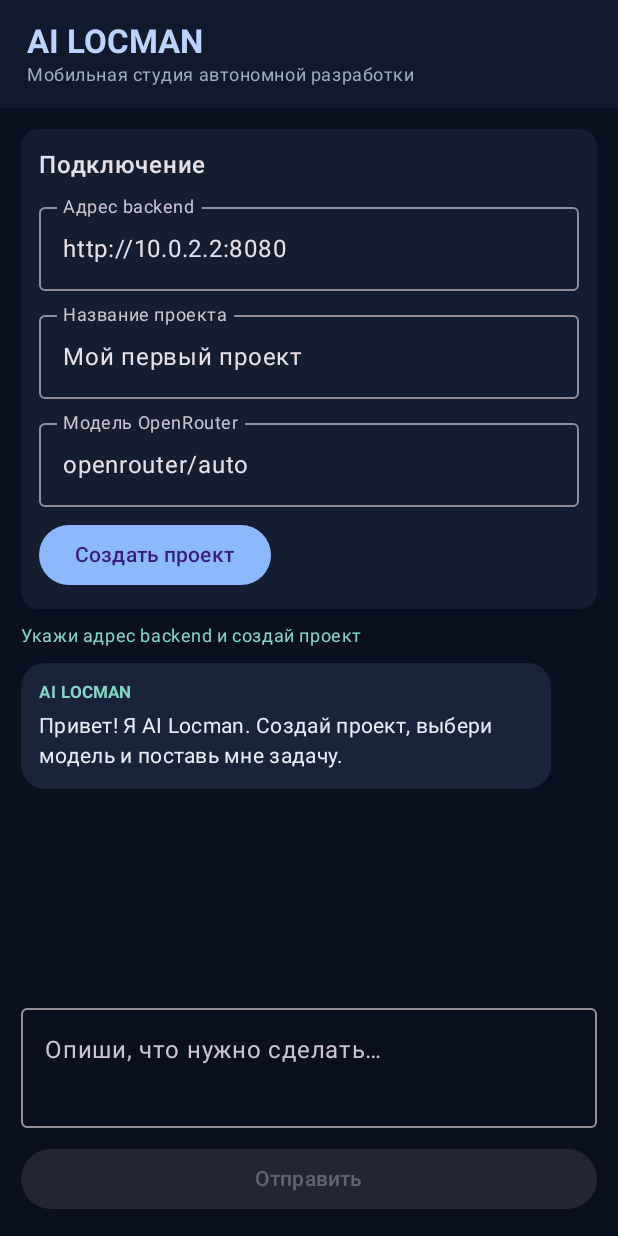
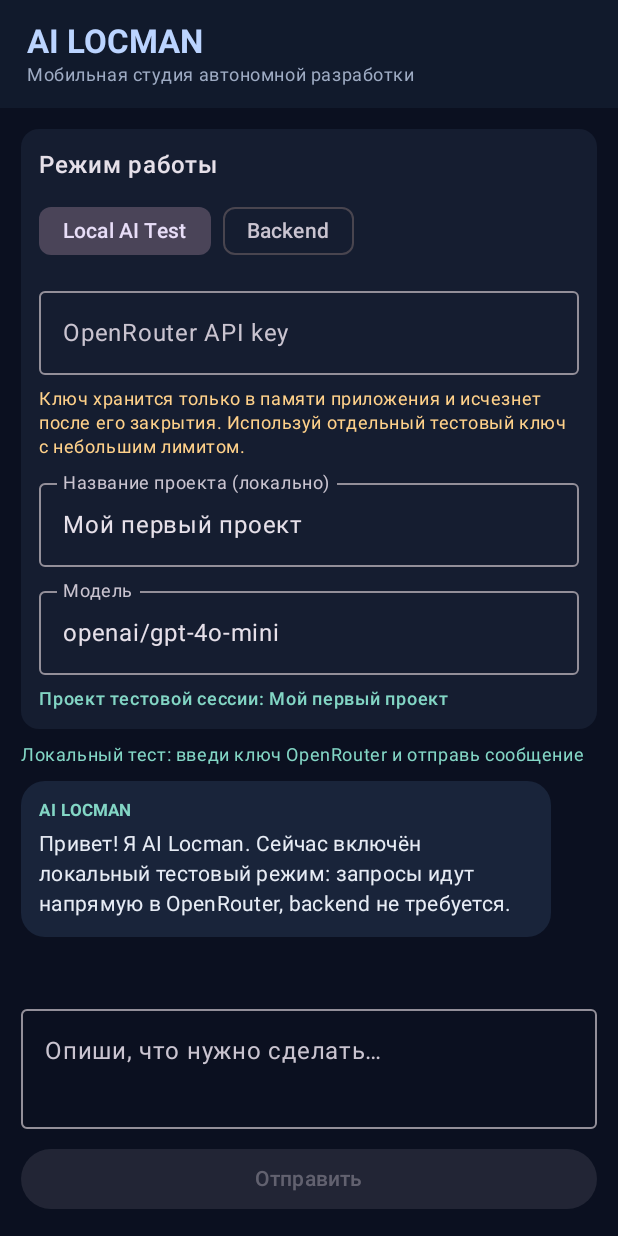
Before and after one commit to atomicpel/ai-locman, an Android app built with Jetpack Compose: the screen it shows after launch (MainActivity), on a phone screen of 412 x 824 dp. Run offline under Robolectric (Android 15) with nearby library versions, the phone set to English and light mode, and no system bars.

Commit message:
Add local OpenRouter test mode to Android app

```diff
--- a/android/app/src/main/java/cloud/atomicpel/ailocman/MainActivity.kt
+++ b/android/app/src/main/java/cloud/atomicpel/ailocman/MainActivity.kt
@@ -14,10 +14,12 @@ import androidx.compose.ui.Alignment
 import androidx.compose.ui.Modifier
 import androidx.compose.ui.graphics.Color
 import androidx.compose.ui.text.font.FontWeight
+import androidx.compose.ui.text.input.PasswordVisualTransformation
 import androidx.compose.ui.unit.dp
 import kotlinx.coroutines.Dispatchers
 import kotlinx.coroutines.launch
 import kotlinx.coroutines.withContext
+import org.json.JSONArray
 import org.json.JSONObject
 import java.net.HttpURLConnection
 import java.net.URL
@@ -44,14 +46,15 @@ class MainActivity : ComponentActivity() {
 
 @Composable
 private fun LocmanHome(initialServer: String, onSaveServer: (String) -> Unit) {
+    var localMode by remember { mutableStateOf(true) }
     var server by remember { mutableStateOf(initialServer) }
     var projectName by remember { mutableStateOf("Мой первый проект") }
-    var projectId by remember { mutableStateOf("") }
-    var model by remember { mutableStateOf("openrouter/auto") }
+    var model by remember { mutableStateOf("openai/gpt-4o-mini") }
+    var apiKey by remember { mutableStateOf("") }
     var prompt by remember { mutableStateOf("") }
     var busy by remember { mutableStateOf(false) }
-    var status by remember { mutableStateOf("Укажи адрес backend и создай проект") }
-    val lines = remember { mutableStateListOf(ChatLine("assistant", "Привет! Я AI Locman. Создай проект, выбери модель и поставь мне задачу.")) }
+    var status by remember { mutableStateOf("Локальный тест: введи ключ OpenRouter и отправь сообщение") }
+    val lines = remember { mutableStateListOf(ChatLine("assistant", "Привет! Я AI Locman. Сейчас включён локальный тестовый режим: запросы идут напрямую в OpenRouter, backend не требуется.")) }
     val scope = rememberCoroutineScope()
 
     fun runRequest(block: suspend () -> Unit) {
@@ -72,25 +75,34 @@ private fun LocmanHome(initialServer: String, onSaveServer: (String) -> Unit) {
             }
         }
     ) { padding ->
-        Column(Modifier.fillMaxSize().padding(padding).padding(14.dp), verticalArrangement = Arrangement.spacedBy(10.dp)) {
+        Column(Modifier.fillMaxSize().padding(padding).padding(14.dp), verticalArrangement = Arrangement.spacedBy(9.dp)) {
             Card(colors = CardDefaults.cardColors(containerColor = MaterialTheme.colorScheme.surface)) {
                 Column(Modifier.padding(12.dp), verticalArrangement = Arrangement.spacedBy(8.dp)) {
-                    Text("Подключение", fontWeight = FontWeight.SemiBold)
-                    OutlinedTextField(value = server, onValueChange = { server = it }, modifier = Modifier.fillMaxWidth(), singleLine = true, label = { Text("Адрес backend") })
-                    OutlinedTextField(value = projectName, onValueChange = { projectName = it }, modifier = Modifier.fillMaxWidth(), singleLine = true, label = { Text("Название проекта") })
-                    OutlinedTextField(value = model, onValueChange = { model = it }, modifier = Modifier.fillMaxWidth(), singleLine = true, label = { Text("Модель OpenRouter") })
-                    Row(horizontalArrangement = Arrangement.spacedBy(8.dp), verticalAlignment = Alignment.CenterVertically) {
+                    Text("Режим работы", fontWeight = FontWeight.SemiBold)
+                    Row(horizontalArrangement = Arrangement.spacedBy(8.dp)) {
+                        FilterChip(selected = localMode, onClick = { localMode = true; status = "Локальный тест: backend не требуется" }, label = { Text("Local AI Test") })
+                        FilterChip(selected = !localMode, onClick = { localMode = false; status = "Backend mode: укажи адрес сервера" }, label = { Text("Backend") })
+                    }
+                    if (localMode) {
+                        OutlinedTextField(value = apiKey, onValueChange = { apiKey = it.trim() }, modifier = Modifier.fillMaxWidth(), singleLine = true, label = { Text("OpenRouter API key") }, visualTransformation = PasswordVisualTransformation())
+                        Text("Ключ хранится только в памяти приложения и исчезнет после его закрытия. Используй отдельный тестовый ключ с небольшим лимитом.", color = Color(0xFFFFD18A), style = MaterialTheme.typography.bodySmall)
+                    } else {
+                        OutlinedTextField(value = server, onValueChange = { server = it }, modifier = Modifier.fillMaxWidth(), singleLine = true, label = { Text("Адрес backend") })
+                    }
+                    OutlinedTextField(value = projectName, onValueChange = { projectName = it }, modifier = Modifier.fillMaxWidth(), singleLine = true, label = { Text("Название проекта (локально)") })
+                    OutlinedTextField(value = model, onValueChange = { model = it }, modifier = Modifier.fillMaxWidth(), singleLine = true, label = { Text("Модель") })
+                    if (!localMode) {
                         Button(enabled = !busy, onClick = {
                             onSaveServer(server.trim().trimEnd('/'))
                             runRequest {
                                 val json = JSONObject().put("name", projectName).put("description", "Проект AI Locman")
                                 val result = api(server, "/api/v1/projects", "POST", json)
                                 projectId = result.getString("id")
-                                status = "Проект создан и подключён"
-                                lines.add(ChatLine("assistant", "Проект «$projectName» готов. Теперь можно отправить задачу."))
+                                status = "Проект создан на backend"
                             }
-                        }) { Text(if (busy) "Подожди…" else "Создать проект") }
-                        if (projectId.isNotBlank()) Text("Подключён", color = Color(0xFF83D6C5), style = MaterialTheme.typography.labelMedium)
+                        }) { Text("Создать проект на сервере") }
+                    } else {
+                        Text("Проект тестовой сессии: $projectName", color = Color(0xFF83D6C5), style = MaterialTheme.typography.labelMedium)
                     }
                 }
             }
@@ -111,23 +123,59 @@ private fun LocmanHome(initialServer: String, onSaveServer: (String) -> Unit) {
             }
             OutlinedTextField(value = prompt, onValueChange = { prompt = it }, modifier = Modifier.fillMaxWidth(), placeholder = { Text("Опиши, что нужно сделать…") }, minLines = 2, maxLines = 5)
             Button(
-                enabled = !busy && projectId.isNotBlank() && prompt.isNotBlank(),
+                enabled = !busy && prompt.isNotBlank() && (if (localMode) apiKey.startsWith("sk-or-") else projectId.isNotBlank()),
                 onClick = {
                     val text = prompt.trim()
                     prompt = ""
                     lines.add(ChatLine("user", text))
+                    val history = lines.map { it.role to it.text }
                     runRequest {
-                        status = "Агент обращается к модели…"
-                        val body = JSONObject().put("projectId", projectId).put("model", model.trim()).put("message", text)
-                        val result = api(server, "/api/v1/chat", "POST", body)
-                        lines.add(ChatLine("assistant", result.optString("answer", "Пустой ответ модели")))
-                        status = "Ответ получен · ${result.optString("model", model)}"
+                        status = if (localMode) "Запрос напрямую в OpenRouter…" else "Агент обращается к backend…"
+                        val answer = if (localMode) {
+                            openRouterChat(apiKey, model.trim(), history)
+                        } else {
+                            val body = JSONObject().put("projectId", projectId).put("model", model.trim()).put("message", text)
+                            api(server, "/api/v1/chat", "POST", body).optString("answer", "Пустой ответ модели")
+                        }
+                        lines.add(ChatLine("assistant", answer))
+                        status = "Ответ получен · $model"
                     }
                 }, modifier = Modifier.fillMaxWidth()
             ) { Text(if (busy) "Выполняется…" else "Отправить") }
         }
     }
 }
+
+private suspend fun openRouterChat(key: String, model: String, history: List<Pair<String, String>>): String = withContext(Dispatchers.IO) {
+    require(key.startsWith("sk-or-")) { "Введи действительный ключ OpenRouter (обычно начинается с sk-or-)" }
+    val messages = JSONArray()
+    history.forEach { (role, content) -> messages.put(JSONObject().put("role", role).put("content", content)) }
+    val body = JSONObject().put("model", model).put("messages", messages)
+    val connection = (URL("https://openrouter.ai/api/v1/chat/completions").openConnection() as HttpURLConnection).apply {
+        requestMethod = "POST"
+        connectTimeout = 15_000
+        readTimeout = 120_000
+        doOutput = true
+        setRequestProperty("Authorization", "Bearer $key")
+        setRequestProperty("Content-Type", "application/json; charset=utf-8")
+        setRequestProperty("Accept", "application/json")
+    }
+    try {
+        connection.outputStream.use { it.write(body.toString().toByteArray(Charsets.UTF_8)) }
+        val code = connection.responseCode
+        val stream = if (code in 200..299) connection.inputStream else connection.errorStream
+        val raw = stream?.bufferedReader()?.use { it.readText() } ?: "{}"
+        val json = JSONObject(raw)
+        if (code !in 200..299) {
+            val detail = json.optJSONObject("error")?.optString("message")
+            throw IllegalStateException(detail?.takeIf { it.isNotBlank() } ?: "OpenRouter вернул HTTP $code")
+        }
+        json.optJSONArray("choices")?.optJSONObject(0)?.optJSONObject("message")?.optString("content")
+            ?.takeIf { it.isNotBlank() } ?: "Модель вернула пустой ответ"
+    } finally { connection.disconnect() }
+}
+
+private var projectId: String = ""
 
 private suspend fun api(base: String, path: String, method: String, body: JSONObject? = null): JSONObject = withContext(Dispatchers.IO) {
     val root = base.trim().trimEnd('/')
```
